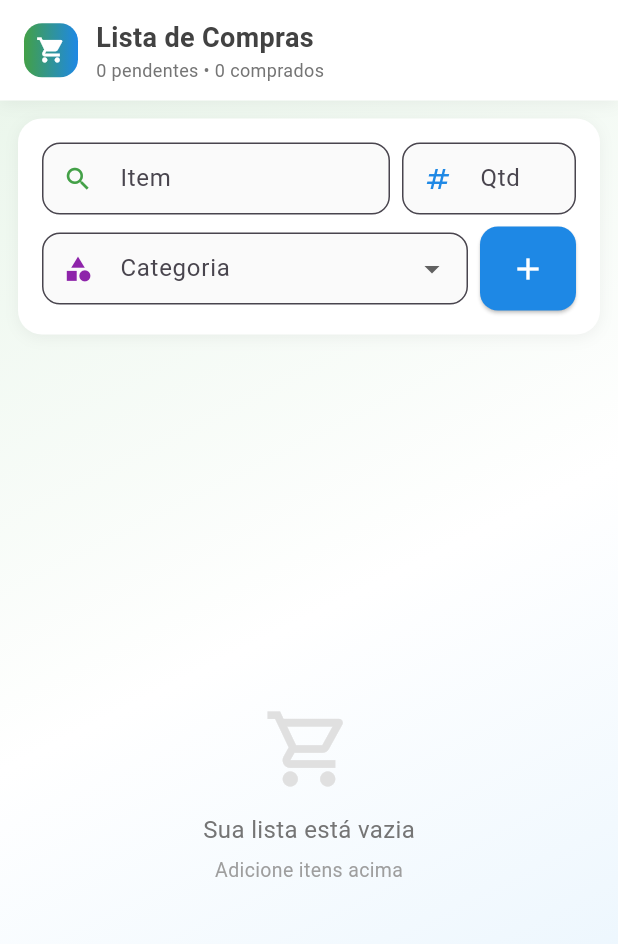
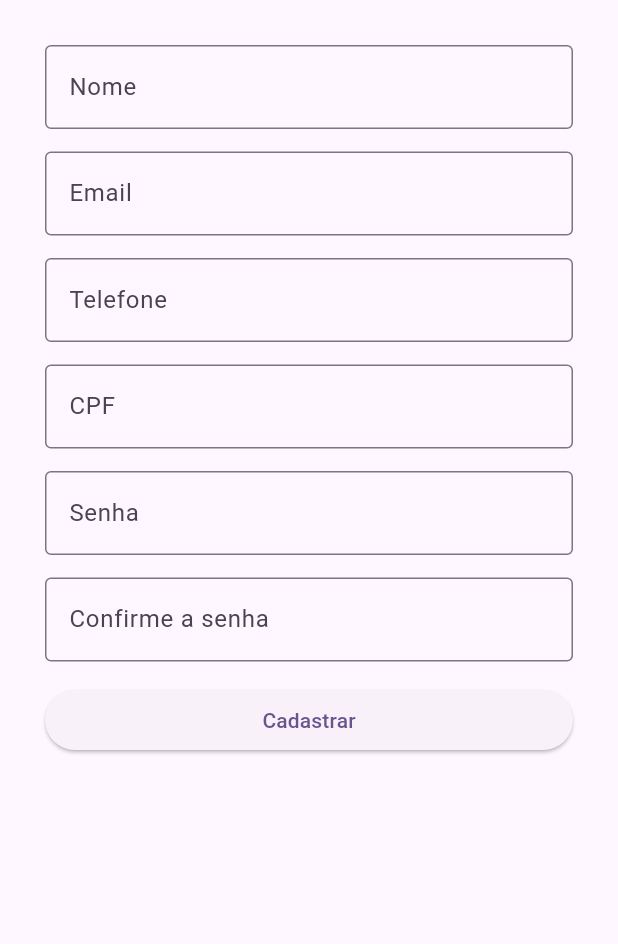
Before and after one commit to diego-aquila/viacepapi, a Flutter app: the screen it shows after launch, on a phone screen of 412 x 824 dp. Shown: the top 944 px of the screen. Run offline on Flutter 3.47's test engine with Material 3 defaults, Android fonts, the phone set to English and light mode, and no system bars; our stand-ins replace cloud_firestore, firebase_core, shared_preferences; accounts and stored records are empty.

Commit message:
Criacao do formulario e validacao dos campos

```diff
--- /dev/null
+++ b/lib/Pages/form_cadastro_usuario_page.dart
@@ -0,0 +1,138 @@
+import 'package:flutter/material.dart';
+
+class FormCadastroUsuarioPage extends StatefulWidget {
+  const FormCadastroUsuarioPage({super.key});
+
+  @override
+  State<FormCadastroUsuarioPage> createState() =>
+      _FormCadastroUsuarioPageState();
+}
+
+class _FormCadastroUsuarioPageState extends State<FormCadastroUsuarioPage> {
+  TextEditingController nomeController = TextEditingController();
+  TextEditingController emailController = TextEditingController();
+  TextEditingController telefoneController = TextEditingController();
+  TextEditingController cpfController = TextEditingController();
+  TextEditingController senhaController = TextEditingController();
+  TextEditingController confirmacaoController = TextEditingController();
+
+  GlobalKey<FormState> formKey = GlobalKey<FormState>();
+
+  @override
+  Widget build(BuildContext context) {
+    return SafeArea(
+      child: Scaffold(
+        body: Padding(
+          padding: const EdgeInsets.symmetric(horizontal: 30, vertical: 30),
+          child: Column(
+            children: [
+              Form(
+                key: formKey,
+                child: Column(
+                  crossAxisAlignment: CrossAxisAlignment.stretch,
+                  spacing: 15,
+                  children: [
+                    TextFormField(
+                      validator: (value) {
+                        if (value!.isEmpty) {
+                          return "O campo nome é obrigatório";
+                        }
+                        return null;
+                      },
+                      controller: nomeController,
+                      decoration: InputDecoration(
+                        labelText: "Nome",
+                        border: OutlineInputBorder(),
+                      ),
+                    ),
+                    TextFormField(
+                      validator: (value) {
+                        final RegExp emailRegex = RegExp(
+                          r'^[a-zA-Z0-9._%+-]+@[a-zA-Z0-9.-]+\.[a-zA-Z]{2,}$',
+                        );
+                        if (!emailRegex.hasMatch(value!)) {
+                          return "Email inválido";
+                        }
+
+                        return null;
+                      },
+                      controller: emailController,
+                      decoration: InputDecoration(
+                        labelText: "Email",
+                        border: OutlineInputBorder(),
+                      ),
+                    ),
+                    TextFormField(
+                      validator: (value) {
+                        if (value!.isEmpty) {
+                          return "O campo telefone é obrigatório";
+                        }
+                        return null;
+                      },
+                      controller: telefoneController,
+                      decoration: InputDecoration(
+                        labelText: "Telefone",
+                        border: OutlineInputBorder(),
+                      ),
+                    ),
+                    TextFormField(
+                      validator: (value) {
+                        if (value!.isEmpty) {
+                          return "O campo cpf é obrigatório";
+                        }
+                        return null;
+                      },
+                      controller: cpfController,
+                      decoration: InputDecoration(
+                        labelText: "CPF",
+                        border: OutlineInputBorder(),
+                      ),
+                    ),
+                    TextFormField(
+                      validator: (value) {
+                        if (value!.isEmpty) {
+                          return "O campo senha é obrigatório";
+                        }
+                        return null;
+                      },
+                      controller: senhaController,
+                      decoration: InputDecoration(
+                        labelText: "Senha",
+                        border: OutlineInputBorder(),
+                      ),
+                    ),
+                    TextFormField(
+                      validator: (value) {
+                        if (value!.isEmpty) {
+                          return "A confirmação da senha deve ser digitada";
+                        }
+                        if (value != senhaController.text) {
+                          return "A confirmação da senha está incorreta";
+                        }
+                        return null;
+                      },
+                      controller: confirmacaoController,
+                      decoration: InputDecoration(
+                        labelText: "Confirme a senha",
+                        border: OutlineInputBorder(),
+                      ),
+                    ),
+                    ElevatedButton(
+                      onPressed: () {
+                        if (!formKey.currentState!.validate()) {
+                          return;
+                        }
+                        print("Formulário validado");
+                      },
+                      child: Text("Cadastrar"),
+                    ),
+                  ],
+                ),
+              ),
+            ],
+          ),
+        ),
+      ),
+    );
+  }
+}
--- a/lib/app.dart
+++ b/lib/app.dart
@@ -1,5 +1,6 @@
 import 'package:flutter/material.dart';
 import 'package:via_cep_api/Pages/app_compras_page.dart';
+import 'package:via_cep_api/Pages/form_cadastro_usuario_page.dart';
 import 'package:via_cep_api/Pages/form_create_user_page.dart';
 import 'package:via_cep_api/Pages/home_page.dart';
 
@@ -13,7 +14,7 @@ class ViaCepApi extends StatelessWidget {
       theme: ThemeData(
         colorScheme: ColorScheme.fromSeed(seedColor: Colors.deepPurple),
       ),
-      home: const ListaComprasPage(),
+      home: const FormCadastroUsuarioPage(),
     );
   }
 }
```
